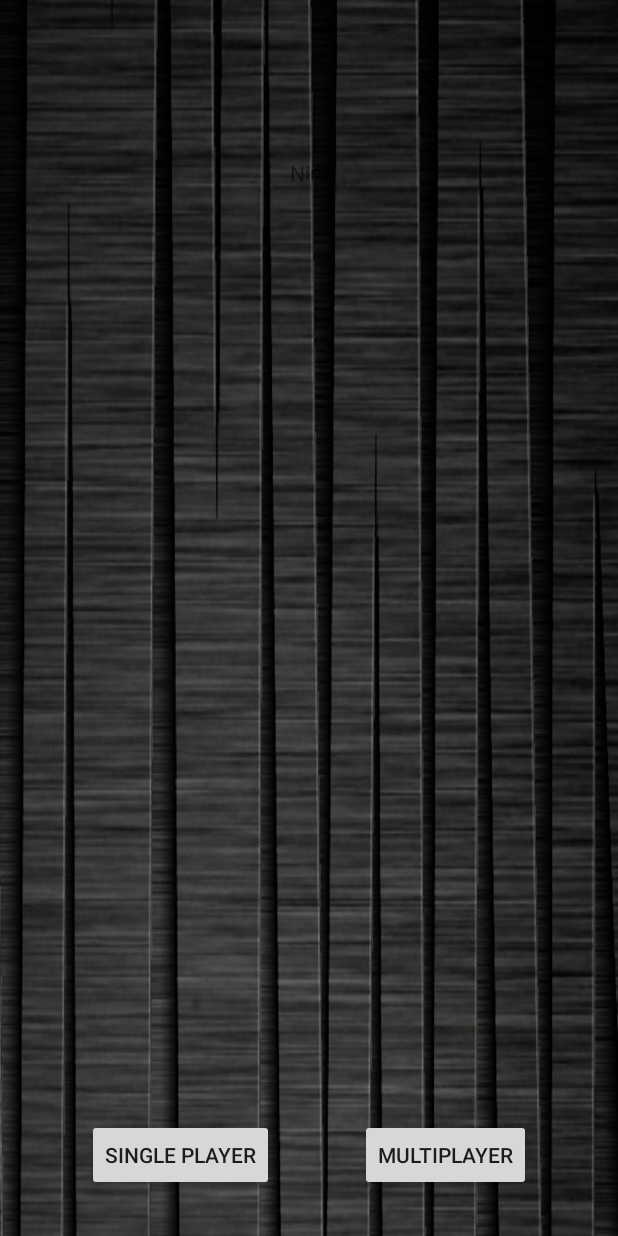
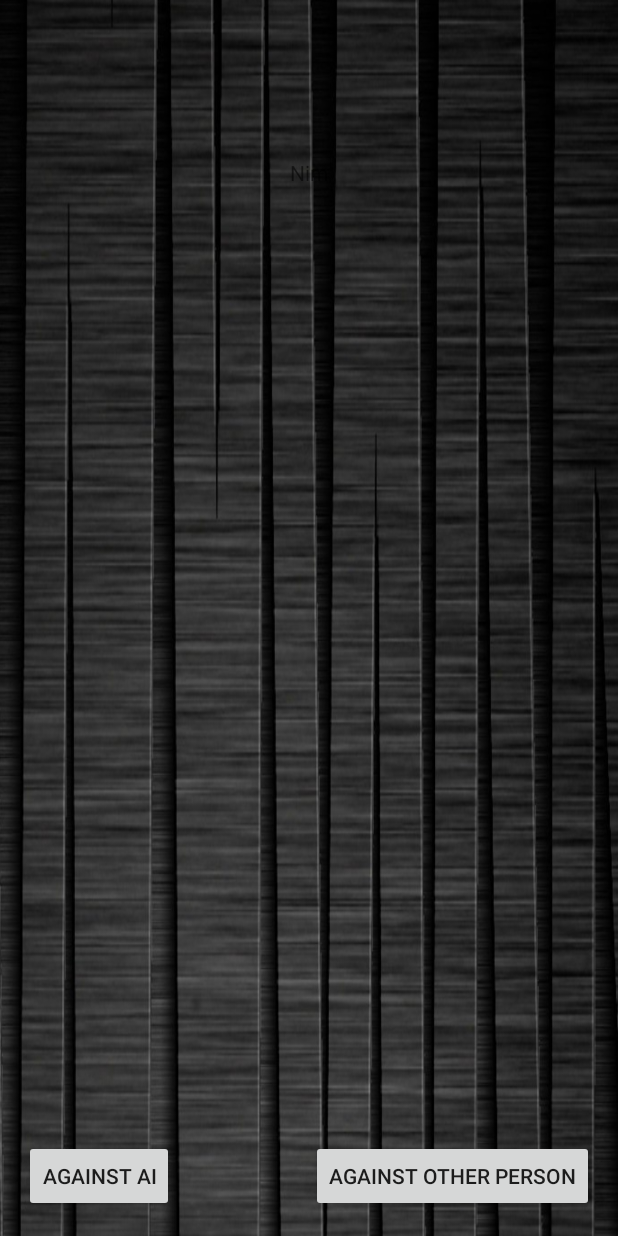
Before and after one commit to sndo9/androidnim, an Android app: the layout activity_main.xml on its own in the app's theme, with its tools: preview values and no code run, on a phone screen of 412 x 824 dp. Run offline under Robolectric (Android 15) with nearby library versions, the phone set to English and light mode, and no system bars.

Commit message:
Added Selection between AI or not

```diff
--- a/nim/app/src/main/res/layout/activity_main.xml
+++ b/nim/app/src/main/res/layout/activity_main.xml
@@ -14,31 +14,8 @@
     tools:context="com.sndo9.robert.nim.MainActivity">
 
 
-    <Button
-        android:text="Single Player"
-        android:layout_width="wrap_content"
-        android:layout_height="wrap_content"
-        android:layout_alignParentBottom="true"
-        android:layout_alignParentLeft="true"
-        android:layout_alignParentStart="true"
-        android:layout_marginLeft="42dp"
-        android:layout_marginStart="42dp"
-        android:layout_marginBottom="14dp"
-        android:id="@+id/button" />
-
-    <Button
-        android:text="Multiplayer"
-        android:layout_width="wrap_content"
-        android:layout_height="wrap_content"
-        android:layout_alignBottom="@+id/button"
-        android:layout_alignParentRight="true"
-        android:layout_alignParentEnd="true"
-        android:layout_marginRight="42dp"
-        android:layout_marginEnd="42dp"
-        android:id="@+id/button2" />
-
     <TextView
-        android:text="Nim"
+        android:text="@string/nim"
         android:layout_width="wrap_content"
         android:layout_height="wrap_content"
         android:layout_alignParentTop="true"
@@ -46,6 +23,23 @@
         android:layout_marginTop="89dp"
         android:id="@+id/textView" />
 
+    <Button
+        android:text="@string/singleplayer_text"
+        android:layout_width="wrap_content"
+        android:layout_height="wrap_content"
+        android:id="@+id/singleplayer"
+        android:layout_alignParentBottom="true"
+        android:layout_alignParentLeft="true"
+        android:layout_alignParentStart="true" />
+
+    <Button
+        android:text="@string/multiplayer_text"
+        android:layout_width="wrap_content"
+        android:layout_height="wrap_content"
+        android:id="@+id/multiplayer"
+        android:layout_alignParentBottom="true"
+        android:layout_alignParentRight="true"
+        android:layout_alignParentEnd="true" />
 
 
 </RelativeLayout>
--- a/nim/app/src/main/res/values/strings.xml
+++ b/nim/app/src/main/res/values/strings.xml
@@ -12,4 +12,7 @@
 
     <!-- TODO: Remove or change this placeholder text -->
     <string name="hello_blank_fragment">Hello blank fragment</string>
+    <string name="multiplayer_text">Against Other Person</string>
+    <string name="singleplayer_text">Against AI</string>
+    <string name="nim">Nim</string>
 </resources>
```
Also changed, not shown: nim/app/src/main/AndroidManifest.xml (+6 -4 lines), nim/app/src/main/java/com/sndo9/robert/nim/GameLogic.java (+25 -5 lines), nim/app/src/main/java/com/sndo9/robert/nim/MainActivity.java (+5 -3 lines), nim/app/src/main/java/com/sndo9/robert/nim/SinglePlayer.java (+6 -1 lines), nim/app/src/main/res/layout/activity_single_player.xml (+12 -5 lines).
